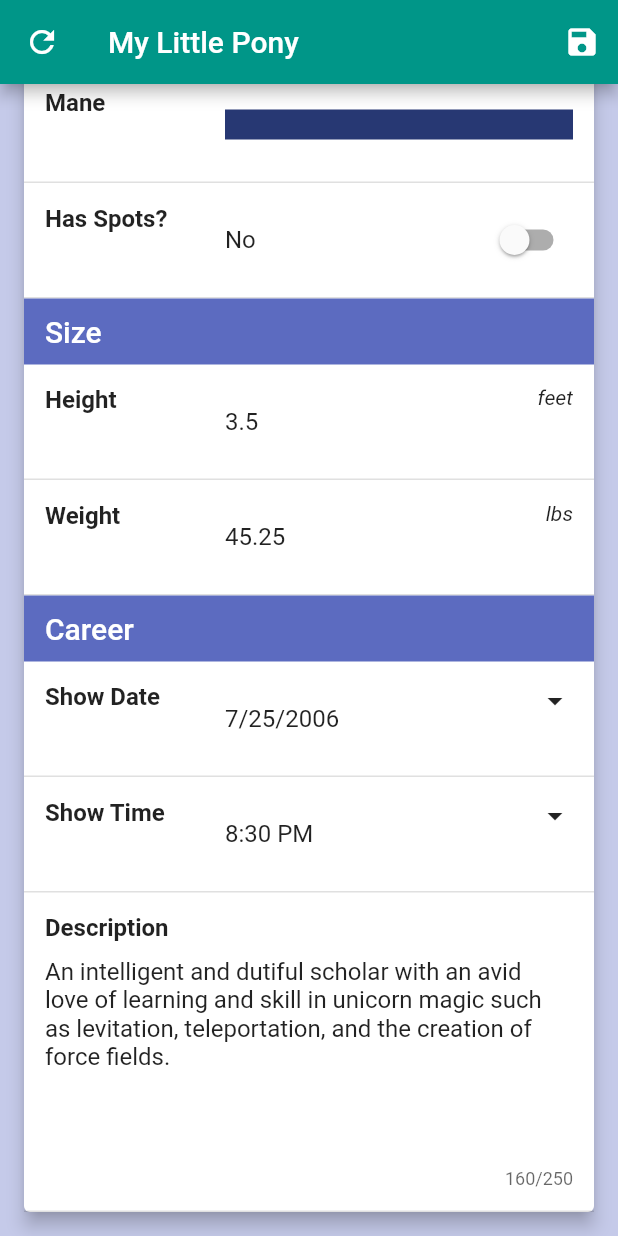
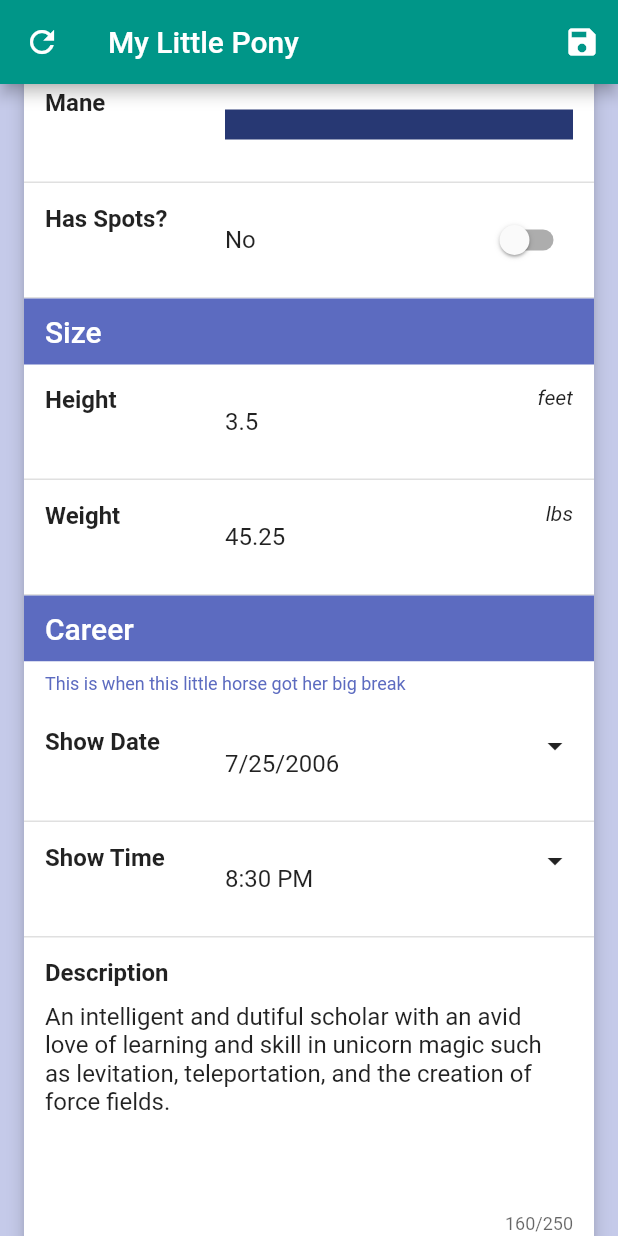
Before and after one commit to codegrue/card_settings, a Flutter app: the screen it shows after launch, scrolled down 423 dp, on a phone screen of 412 x 824 dp. Run offline on Flutter 3.47's test engine with Material 2 defaults, Android fonts, the phone set to English and light mode, and no system bars; our stand-ins replace flutter_colorpicker.

Commit message:
Added controls

```diff
--- a/example/lib/main.dart
+++ b/example/lib/main.dart
@@ -154,6 +154,9 @@
               onSaved: (value) => _ponyModel.weight = value,
             ),
             CardSettingsHeader(label: 'Career'),
+            CardSettingsInstructions(
+              text: 'This is when this little horse got her big break',
+            ),
             CardSettingsDatePicker(
               label: 'Show Date',
               initialValue: _ponyModel.showDateTime,
@@ -172,6 +175,19 @@
               label: 'Description',
               initialValue: _ponyModel.description,
               onSaved: (value) => _ponyModel.description = value,
+            ),
+            CardSettingsHeader(label: 'Actions'),
+            CardSettingsButton(
+              label: 'SAVE',
+              onPressed: _savePressed,
+              backgroundColor: Colors.lightBlueAccent[100]
+            ),
+            CardSettingsButton(
+              label: 'RESET',
+              onPressed: _resetPressed,
+              bottomSpacing: 4.0,
+              backgroundColor: Colors.redAccent,
+              textColor: Colors.white,
             ),
           ],
         ),
@@ -212,8 +228,10 @@
               _buildRow('SpotColor', _ponyModel.spotColor),
               _buildRow('Height', _ponyModel.height),
               _buildRow('Weight', _ponyModel.weight),
-              _buildRow('ShowDate', DateFormat.yMd().format(_ponyModel.showDateTime)),
-              _buildRow('ShowTime', DateFormat.jm().format(_ponyModel.showDateTime)),
+              _buildRow(
+                  'ShowDate', DateFormat.yMd().format(_ponyModel.showDateTime)),
+              _buildRow(
+                  'ShowTime', DateFormat.jm().format(_ponyModel.showDateTime)),
               Text(_ponyModel.description),
             ],
           ),
--- a/lib/card_settings.dart
+++ b/lib/card_settings.dart
@@ -17,6 +17,8 @@
 export 'controls/card_settings_color_picker.dart';
 export 'controls/card_settings_date_picker.dart';
 export 'controls/card_settings_time_picker.dart';
+export 'controls/card_settings_button.dart';
+export 'controls/card_settings_instructions.dart';
 
 export 'helpers/picker_dialog.dart';
 export 'helpers/scroll_picker.dart';
--- a/lib/controls/card_settings_field.dart
+++ b/lib/controls/card_settings_field.dart
@@ -36,7 +36,6 @@
                   bottom: BorderSide(
                       width: 1.0, color: Theme.of(context).dividerColor)),
             ),
-            //height: 50.0,
             padding: EdgeInsets.all(14.0),
             child: Column(
               children: <Widget>[
--- /dev/null
+++ b/lib/controls/card_settings_instructions.dart
@@ -0,0 +1,36 @@
+// Copyright (c) 2018, codegrue. All rights reserved. Use of this source code
+// is governed by the MIT license that can be found in the LICENSE file.
+
+import 'package:flutter/material.dart';
+
+/// This is a header to distinguish sections of the form.
+class CardSettingsInstructions extends StatelessWidget {
+  CardSettingsInstructions({
+    this.text: 'Instructions here...',
+    this.backgroundColor,
+    this.textColor,
+  });
+
+  final String text;
+  final Color backgroundColor;
+  final Color textColor;
+
+  Widget build(BuildContext context) {
+    TextStyle textStyle = Theme.of(context)
+        .primaryTextTheme
+        .caption
+        .copyWith(color: Theme.of(context).accentColor);
+
+    return Container(
+      margin: EdgeInsets.all(0.0),
+      decoration: new BoxDecoration(
+          color: backgroundColor ?? Theme.of(context).cardColor),
+      padding: EdgeInsets.only(left: 14.0, top: 8.0, right: 14.0, bottom: 8.0),
+      child: Row(
+        children: <Widget>[
+          Text(text, style: textStyle),
+        ],
+      ),
+    );
+  }
+}
--- a/lib/helpers/scroll_picker.dart
+++ b/lib/helpers/scroll_picker.dart
@@ -99,13 +99,13 @@
               },
             ),
             Center(
-
               child: Container(
                 height: DEFAULT_ITEM_HEIGHT,
                 decoration: new BoxDecoration(
                   border: new Border(
                     top: BorderSide(color: themeData.accentColor, width: 1.0),
-                    bottom: BorderSide(color: themeData.accentColor, width: 1.0),
+                    bottom:
+                        BorderSide(color: themeData.accentColor, width: 1.0),
                   ),
                 ),
               ),
```
Also changed, not shown: lib/controls/card_settings_button.dart (added, +54 -0 lines), lib/helpers/converter_functions.dart (line endings or trailing spaces), 1 other file.
